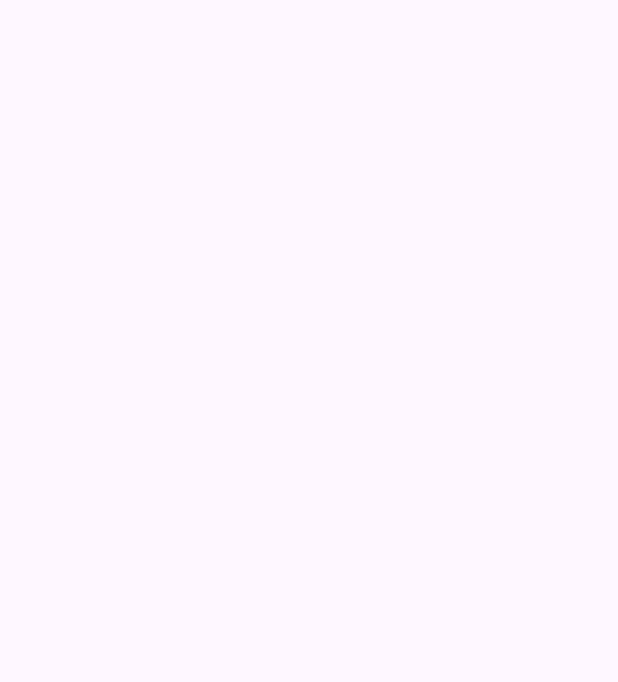
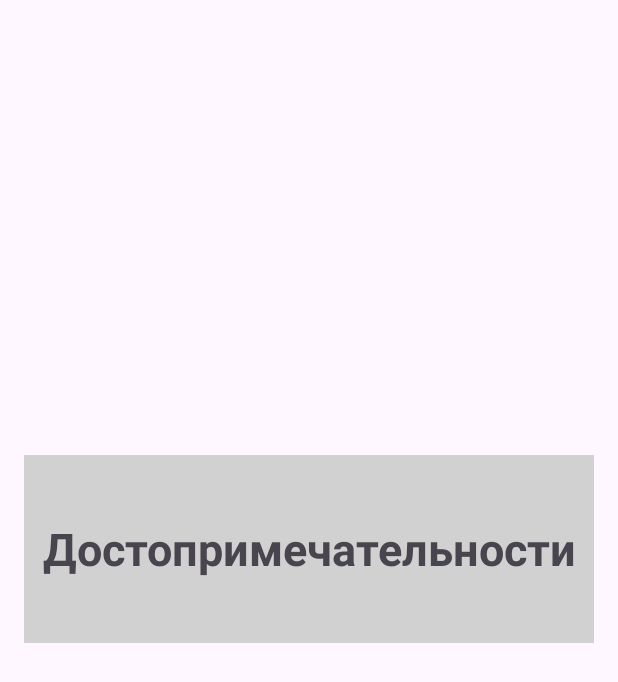
Before and after one commit to dafoi/Dostopr, an Android app: the screen it shows after launch (MainActivity), on a phone screen of 412 x 824 dp. Before the commit the part shown is empty. Shown: the top 682 px of the screen. Run offline under Robolectric (Android 15) with nearby library versions, the light colour scheme and no system bars.

Commit message:
окно достопр

```diff
--- a/app/src/main/res/layout/activity_main.xml
+++ b/app/src/main/res/layout/activity_main.xml
@@ -5,4 +5,31 @@
     android:id="@+id/main"
     android:layout_width="match_parent"
     android:layout_height="match_parent"
-    tools:context=".MainActivity"/>
+    tools:context=".MainActivity">
+
+    <FrameLayout
+        android:layout_width="380dp"
+        android:layout_height="125dp"
+        android:layout_marginStart="15dp"
+        android:layout_marginTop="303dp"
+        android:layout_marginEnd="16dp"
+        android:layout_marginBottom="303dp"
+        android:background="#D1D1D1"
+        app:layout_constraintBottom_toBottomOf="parent"
+        app:layout_constraintEnd_toEndOf="parent"
+        app:layout_constraintStart_toStartOf="parent"
+        app:layout_constraintTop_toTopOf="parent"
+        app:layout_constraintVertical_bias="0.0">
+
+        <TextView
+            android:id="@+id/textView"
+            android:layout_width="match_parent"
+            android:layout_height="wrap_content"
+            android:layout_gravity="center_vertical"
+            android:layerType="software"
+            android:text="Достопримечательности"
+            android:textAlignment="center"
+            android:textSize="30sp"
+            android:textStyle="bold" />
+    </FrameLayout>
+</androidx.constraintlayout.widget.ConstraintLayout>
```
